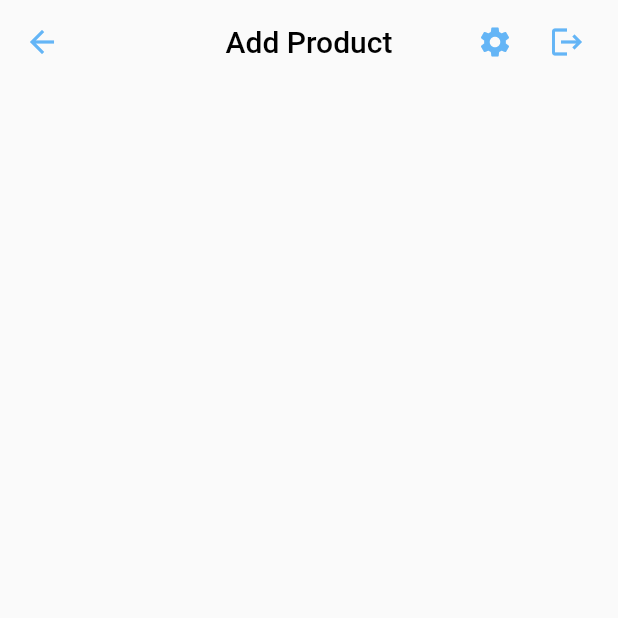
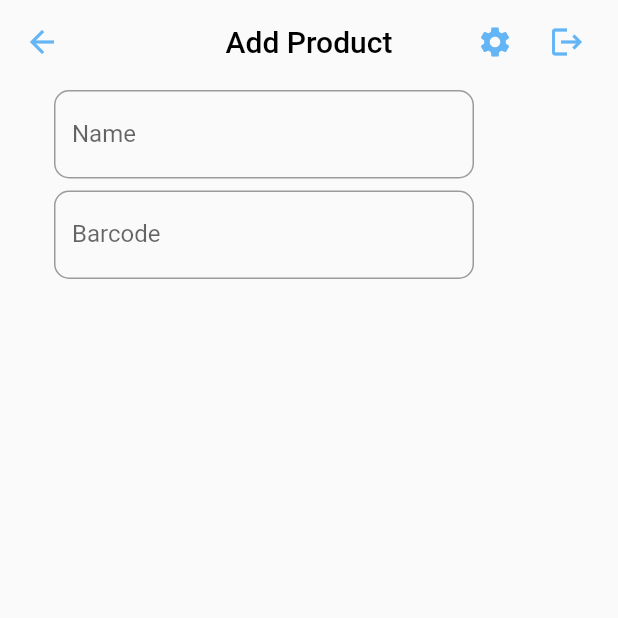
Before and after one commit to askabdulhaseeb/pos, a Flutter app: the AddProductScreen screen opened by its route, on a phone screen of 412 x 824 dp, the top half of it. Run offline on Flutter 3.47's test engine with Material 2 defaults, Android fonts, the phone set to English and light mode, and no system bars; missing offline and left inert: desktop_window.

Commit message:
add product and user models

```diff
--- /dev/null
+++ b/lib/models/product/category.dart
@@ -0,0 +1,10 @@
+class Category {
+  const Category({
+    required this.title,
+    required this.catID,
+    required this.depID,
+  });
+  final String title;
+  final String catID;
+  final String depID;
+}
--- /dev/null
+++ b/lib/models/product/department.dart
@@ -0,0 +1,5 @@
+class Depertment {
+  const Depertment({required this.title, required this.depID});
+  final String title;
+  final String depID;
+}
--- /dev/null
+++ b/lib/models/product/product.dart
@@ -0,0 +1,33 @@
+import 'package:pos/models/product/category.dart';
+import 'package:pos/models/product/department.dart';
+import 'package:pos/models/product/product_size.dart';
+import 'package:pos/models/product/retailer.dart';
+
+class Product {
+  Product({
+    required this.name,
+    required this.depID,
+    required this.catID,
+    required this.barcode,
+    required this.retailerBillID,
+    required this.sid,
+    required this.stuff,
+    required this.rid,
+    required this.retailPrice,
+    required this.salePrice,
+    required this.shopQty,
+    required this.storeQty,
+  });
+  final String name;
+  final String depID; // Department ID
+  final String catID; // Category ID
+  final String barcode;
+  final List<String> retailerBillID;
+  final String sid; // Product Size ID
+  final String stuff;
+  final List<String> rid; // Retailer ID
+  final double retailPrice;
+  final double salePrice; // should be grater then retail price
+  final int shopQty;
+  final int storeQty;
+}
--- /dev/null
+++ b/lib/models/product/retailer.dart
@@ -0,0 +1,14 @@
+class Retailer {
+  Retailer({
+    required this.name,
+    required this.id,
+    required this.contact,
+    required this.address,
+    required this.location,
+  });
+  final String name;
+  final String id;
+  final String contact;
+  final String address;
+  final String location;
+}
--- /dev/null
+++ b/lib/models/user/designation.dart
@@ -0,0 +1,5 @@
+class Designation {
+  Designation({required this.id, required this.title});
+  final String id;
+  final String title;
+}
--- a/lib/screens/productScreens/addProduct/add_product.dart
+++ b/lib/screens/productScreens/addProduct/add_product.dart
@@ -1,5 +1,6 @@
 import 'package:flutter/material.dart';
 import 'package:pos/screens/widgets/custom_appbar.dart';
+import 'package:pos/screens/widgets/custom_textformfield.dart';
 import 'package:pos/utilities/utilities.dart';
 
 class AddProductScreen extends StatefulWidget {
@@ -11,17 +12,29 @@ class AddProductScreen extends StatefulWidget {
 
 class _AddProductScreenState extends State<AddProductScreen> {
   final GlobalKey<FormState> _globalKey = GlobalKey<FormState>();
+  final TextEditingController _name = TextEditingController();
   @override
   Widget build(BuildContext context) {
     return Scaffold(
       appBar: customAppBar(context: context, title: 'Add Product'),
       body: Padding(
-        padding: EdgeInsets.symmetric(horizontal: Utilities.padding),
+        padding: EdgeInsets.symmetric(horizontal: Utilities.padding * 2),
         child: Form(
           key: _globalKey,
           child: Wrap(
             direction: Axis.vertical,
-            children: <Widget>[],
+            children: <Widget>[
+              CustomTextFormField(
+                controller: _name,
+                title: 'Name',
+                hint: 'Product Name',
+              ),
+              CustomTextFormField(
+                controller: _name,
+                title: 'Barcode',
+                hint: 'Product Barcode',
+              ),
+            ],
           ),
         ),
       ),
--- /dev/null
+++ b/lib/screens/widgets/custom_textformfield.dart
@@ -0,0 +1,60 @@
+import 'package:flutter/material.dart';
+import 'package:pos/utilities/utilities.dart';
+
+class CustomTextFormField extends StatefulWidget {
+  const CustomTextFormField({
+    required TextEditingController controller,
+    required this.title,
+    this.hint,
+    this.width = 280,
+    Key? key,
+  })  : _controller = controller,
+        super(key: key);
+  final TextEditingController _controller;
+  final String title;
+  final String? hint;
+  final double width;
+
+  @override
+  CustomTextFormFieldState createState() => CustomTextFormFieldState();
+}
+
+class CustomTextFormFieldState extends State<CustomTextFormField> {
+  void _onListener() => setState(() {});
+  @override
+  void initState() {
+    widget._controller.addListener(_onListener);
+    super.initState();
+  }
+
+  @override
+  void dispose() {
+    widget._controller.removeListener(_onListener);
+    super.dispose();
+  }
+
+  @override
+  Widget build(BuildContext context) {
+    return Container(
+      width: widget.width,
+      margin: const EdgeInsets.all(4),
+      child: TextFormField(
+        controller: widget._controller,
+        decoration: InputDecoration(
+          labelText: widget.title,
+          hintText: widget.hint,
+          suffixIcon: (widget._controller.text.isEmpty)
+              ? const SizedBox()
+              : IconButton(
+                  onPressed: () => setState(() => widget._controller.clear()),
+                  splashRadius: Utilities.iconBorderRadius,
+                  icon: const Icon(Icons.clear),
+                ),
+          border: OutlineInputBorder(
+            borderRadius: BorderRadius.circular(Utilities.borderRadious),
+          ),
+        ),
+      ),
+    );
+  }
+}
--- a/pubspec.yaml
+++ b/pubspec.yaml
@@ -14,6 +14,7 @@ dependencies:
 
   url_launcher: ^6.0.9
   desktop_window: ^0.4.0
+  dropdown_search: ^0.6.3
   cupertino_icons: ^1.0.2
 
 dev_dependencies:
```
Also changed, not shown: lib/models/product/product_size.dart (added, +8 -0 lines), lib/models/product/retailer_bill.dart (added, +14 -0 lines), lib/models/product/stuff.dart (added, +8 -0 lines), lib/models/user/app_user.dart (added, +20 -0 lines), pubspec.lock.
